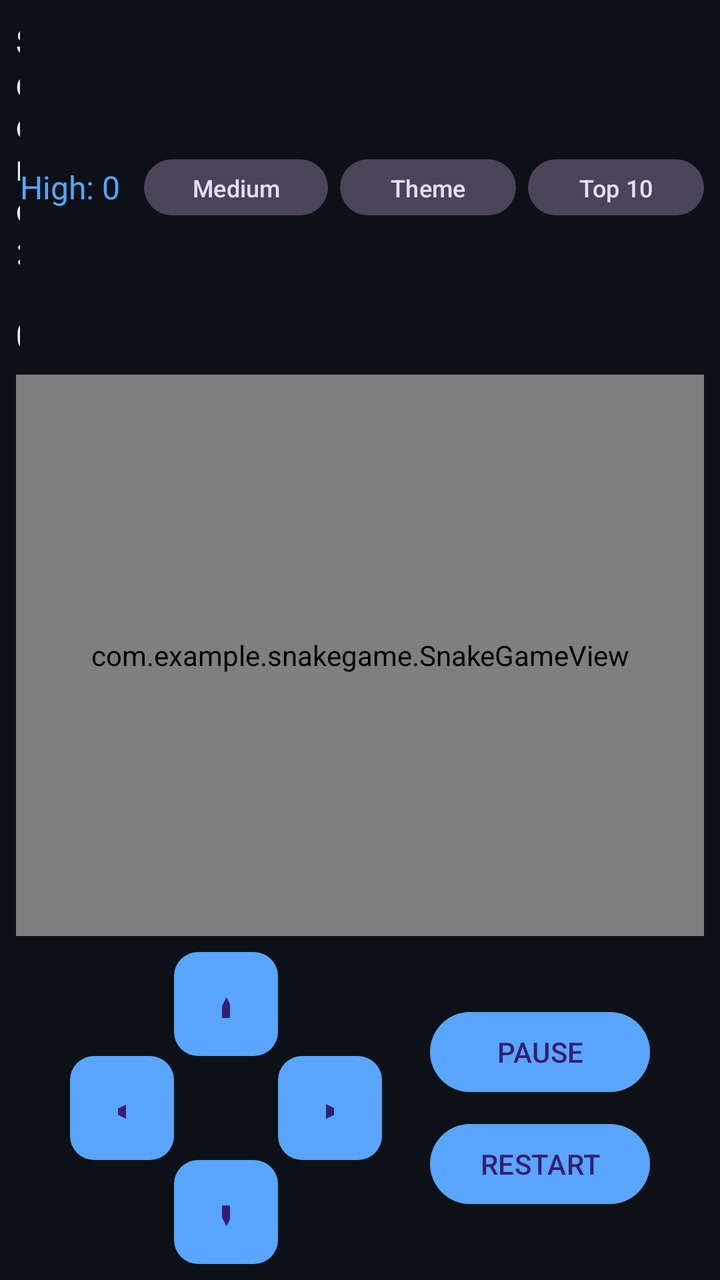
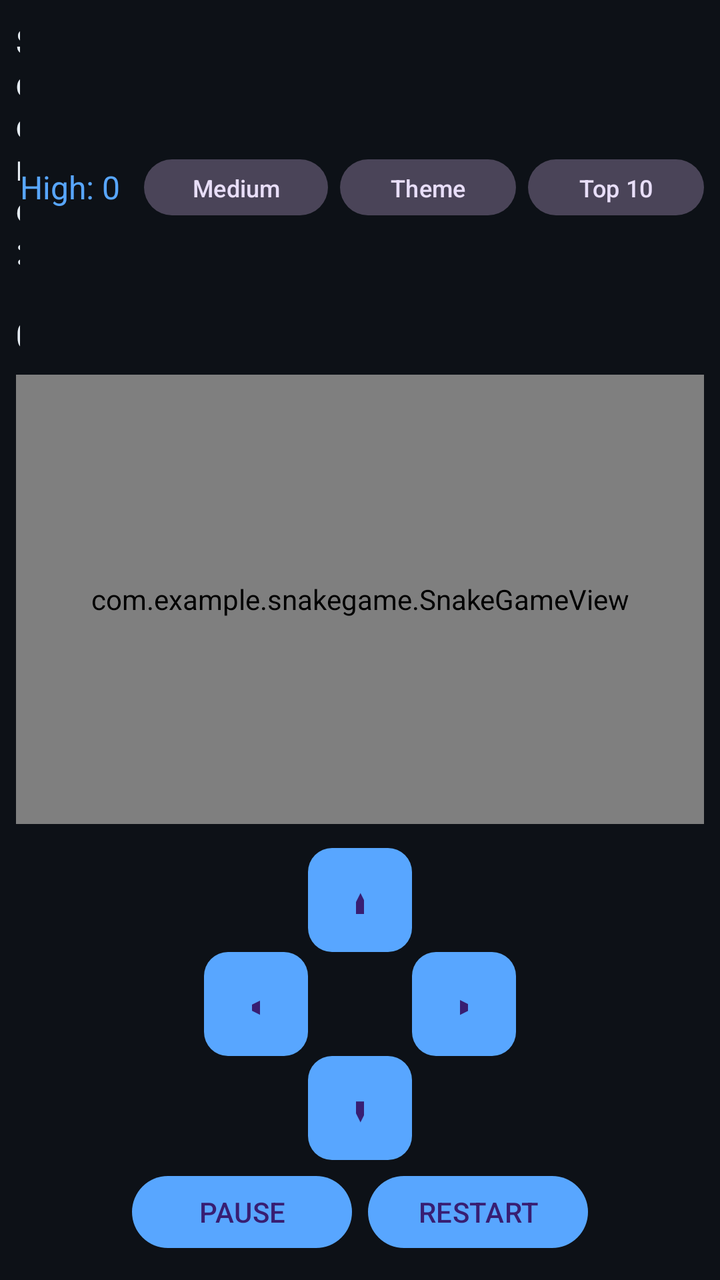

Compare the two renders of this Android layout. The source of the first and the diff that turns it into the second are given below.
<!-- AndroidManifest.xml: activity theme Theme.SnakeGame -->
<!-- res/layout/activity_main.xml -->
<?xml version="1.0" encoding="utf-8"?>
<androidx.constraintlayout.widget.ConstraintLayout
    xmlns:android="http://schemas.android.com/apk/res/android"
    xmlns:app="http://schemas.android.com/apk/res-auto"
    android:layout_width="match_parent"
    android:layout_height="match_parent"
    android:background="#0D1117"
    android:padding="8dp">

    
    <LinearLayout
        android:id="@+id/topBar"
        android:layout_width="0dp"
        android:layout_height="wrap_content"
        android:orientation="horizontal"
        android:gravity="center_vertical"
        app:layout_constraintTop_toTopOf="parent"
        app:layout_constraintStart_toStartOf="parent"
        app:layout_constraintEnd_toEndOf="parent">

        <TextView
            android:id="@+id/tvScore"
            android:layout_width="0dp"
            android:layout_height="wrap_content"
            android:layout_weight="1"
            android:text="Score: 0"
            android:textColor="#E6EDF3"
            android:textSize="18sp"
            android:textStyle="bold" />

        <TextView
            android:id="@+id/tvHighScore"
            android:layout_width="wrap_content"
            android:layout_height="wrap_content"
            android:text="High: 0"
            android:textColor="#58A6FF"
            android:textSize="16sp"
            android:layout_marginEnd="12dp" />

        <com.google.android.material.button.MaterialButton
            android:id="@+id/btnDifficulty"
            style="@style/Widget.Material3.Button.TonalButton"
            android:layout_width="wrap_content"
            android:layout_height="36dp"
            android:text="Medium"
            android:textSize="12sp"
            android:layout_marginEnd="6dp" />

        <com.google.android.material.button.MaterialButton
            android:id="@+id/btnTheme"
            style="@style/Widget.Material3.Button.TonalButton"
            android:layout_width="wrap_content"
            android:layout_height="36dp"
            android:text="Theme"
            android:textSize="12sp"
            android:layout_marginEnd="6dp" />

        <com.google.android.material.button.MaterialButton
            android:id="@+id/btnLeaderboard"
            style="@style/Widget.Material3.Button.TonalButton"
            android:layout_width="wrap_content"
            android:layout_height="36dp"
            android:text="Top 10"
            android:textSize="12sp" />
    </LinearLayout>

    
    <com.example.snakegame.SnakeGameView
        android:id="@+id/gameView"
        android:layout_width="0dp"
        android:layout_height="0dp"
        android:layout_marginTop="8dp"
        android:layout_marginBottom="8dp"
        app:layout_constraintTop_toBottomOf="@id/topBar"
        app:layout_constraintBottom_toTopOf="@id/controls"
        app:layout_constraintStart_toStartOf="parent"
        app:layout_constraintEnd_toEndOf="parent" />

    
    <LinearLayout
        android:id="@+id/controls"
        android:layout_width="0dp"
        android:layout_height="wrap_content"
        android:orientation="horizontal"
        android:gravity="center"
        app:layout_constraintBottom_toBottomOf="parent"
        app:layout_constraintStart_toStartOf="parent"
        app:layout_constraintEnd_toEndOf="parent">

        
        <GridLayout
            android:layout_width="wrap_content"
            android:layout_height="wrap_content"
            android:columnCount="3"
            android:rowCount="3"
            android:layout_marginEnd="16dp">

            <View android:layout_width="48dp" android:layout_height="48dp" />

            <com.google.android.material.button.MaterialButton
                android:id="@+id/btnUp"
                android:layout_width="52dp"
                android:layout_height="52dp"
                android:text="▲"
                android:textSize="18sp"
                android:insetTop="0dp"
                android:insetBottom="0dp"
                app:cornerRadius="12dp" />

            <View android:layout_width="48dp" android:layout_height="48dp" />

            <com.google.android.material.button.MaterialButton
                android:id="@+id/btnLeft"
                android:layout_width="52dp"
                android:layout_height="52dp"
                android:text="◀"
                android:textSize="18sp"
                android:insetTop="0dp"
                android:insetBottom="0dp"
                app:cornerRadius="12dp" />

            <View android:layout_width="48dp" android:layout_height="48dp" />

            <com.google.android.material.button.MaterialButton
                android:id="@+id/btnRight"
                android:layout_width="52dp"
                android:layout_height="52dp"
                android:text="▶"
                android:textSize="18sp"
                android:insetTop="0dp"
                android:insetBottom="0dp"
                app:cornerRadius="12dp" />

            <View android:layout_width="48dp" android:layout_height="48dp" />

            <com.google.android.material.button.MaterialButton
                android:id="@+id/btnDown"
                android:layout_width="52dp"
                android:layout_height="52dp"
                android:text="▼"
                android:textSize="18sp"
                android:insetTop="0dp"
                android:insetBottom="0dp"
                app:cornerRadius="12dp" />

            <View android:layout_width="48dp" android:layout_height="48dp" />
        </GridLayout>

        
        <LinearLayout
            android:layout_width="wrap_content"
            android:layout_height="wrap_content"
            android:orientation="vertical"
            android:layout_marginStart="8dp">

            <com.google.android.material.button.MaterialButton
                android:id="@+id/btnPause"
                android:layout_width="110dp"
                android:layout_height="48dp"
                android:text="PAUSE"
                android:layout_marginBottom="8dp" />

            <com.google.android.material.button.MaterialButton
                android:id="@+id/btnRestart"
                android:layout_width="110dp"
                android:layout_height="48dp"
                android:text="RESTART" />
        </LinearLayout>
    </LinearLayout>

</androidx.constraintlayout.widget.ConstraintLayout>
<!-- resources referenced by this layout -->
<resources>
  <style name="Theme.SnakeGame" parent="Theme.Material3.Dark.NoActionBar">
          <item name="colorPrimary">@color/accent</item>
          <item name="android:statusBarColor">@color/background</item>
          <item name="android:navigationBarColor">@color/background</item>
          <item name="android:windowBackground">@color/background</item>
      </style>
  <color name="accent">#FF58A6FF</color>
  <color name="background">#FF0D1117</color>
</resources>

<!-- the commit's change to res/layout/activity_main.xml (unified diff, before → after) -->
@@ -2,6 +2,7 @@
 <androidx.constraintlayout.widget.ConstraintLayout
     xmlns:android="http://schemas.android.com/apk/res/android"
     xmlns:app="http://schemas.android.com/apk/res-auto"
+    android:id="@+id/rootLayout"
     android:layout_width="match_parent"
     android:layout_height="match_parent"
     android:background="#0D1117"
@@ -81,19 +82,20 @@
         android:id="@+id/controls"
         android:layout_width="0dp"
         android:layout_height="wrap_content"
-        android:orientation="horizontal"
-        android:gravity="center"
+        android:orientation="vertical"
+        android:gravity="center_horizontal"
+        android:paddingTop="4dp"
+        android:paddingBottom="4dp"
         app:layout_constraintBottom_toBottomOf="parent"
         app:layout_constraintStart_toStartOf="parent"
         app:layout_constraintEnd_toEndOf="parent">
 
-        
         <GridLayout
             android:layout_width="wrap_content"
             android:layout_height="wrap_content"
             android:columnCount="3"
             android:rowCount="3"
-            android:layout_marginEnd="16dp">
+            android:layout_gravity="center_horizontal">
 
             <View android:layout_width="48dp" android:layout_height="48dp" />
 
@@ -150,20 +152,21 @@
         <LinearLayout
             android:layout_width="wrap_content"
             android:layout_height="wrap_content"
-            android:orientation="vertical"
-            android:layout_marginStart="8dp">
+            android:orientation="horizontal"
+            android:gravity="center"
+            android:layout_marginTop="4dp">
 
             <com.google.android.material.button.MaterialButton
                 android:id="@+id/btnPause"
                 android:layout_width="110dp"
-                android:layout_height="48dp"
+                android:layout_height="44dp"
                 android:text="PAUSE"
-                android:layout_marginBottom="8dp" />
+                android:layout_marginEnd="8dp" />
 
             <com.google.android.material.button.MaterialButton
                 android:id="@+id/btnRestart"
                 android:layout_width="110dp"
-                android:layout_height="48dp"
+                android:layout_height="44dp"
                 android:text="RESTART" />
         </LinearLayout>
     </LinearLayout>
